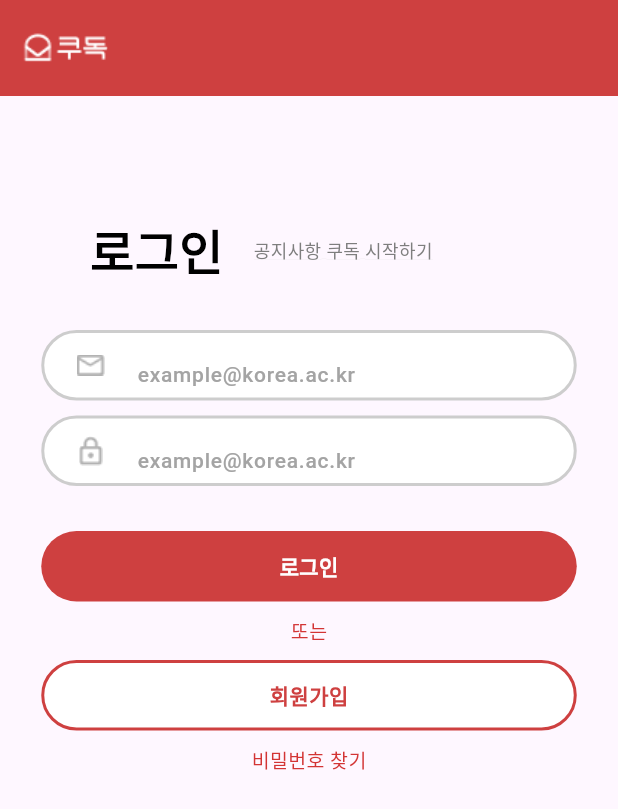
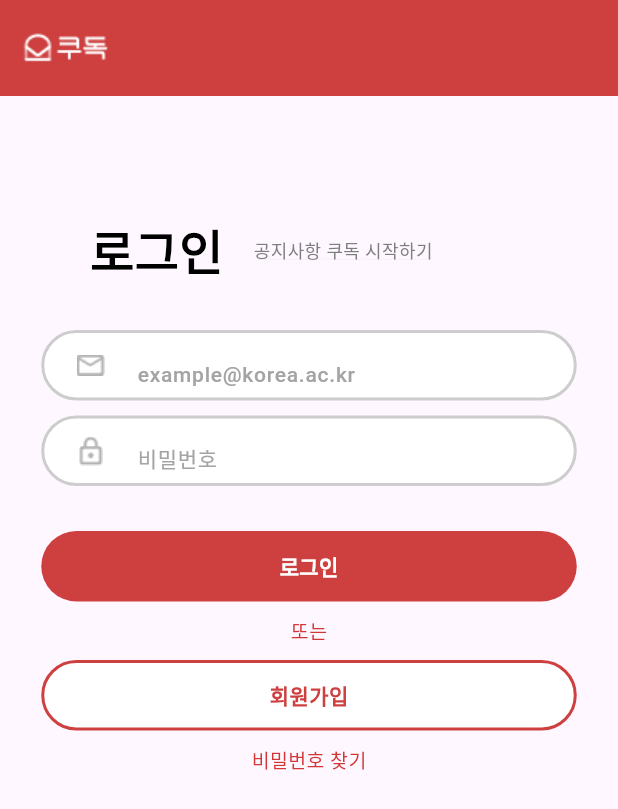
Before and after one commit to DevKor-github/KUDOG-front, a Flutter app: the screen it shows after launch, on a phone screen of 412 x 824 dp. Shown: the top 809 px of the screen. Run offline on Flutter 3.47's test engine with Material 3 defaults, Android fonts, the phone set to English and light mode, and no system bars; our stand-ins replace dio, flutter_widget_from_html, shared_preferences; accounts and stored records are empty; network calls fail; Roboto replaces fonts that are missing (Noto Sans KR).

Commit message:
비밀번호 입력 필드 수정

```diff
--- a/kudog/lib/pages/auth/LoginPage.dart
+++ b/kudog/lib/pages/auth/LoginPage.dart
@@ -161,10 +161,10 @@ class _LoginPageWidgetState extends State<LoginPageWidget> {
                             padding: const EdgeInsets.symmetric(
                                 vertical: 4), // Adjust this value as needed
                             child: TextFormField(
-                              controller: emailController,
+                              controller: passwordController,
                               decoration: const InputDecoration(
                                 border: InputBorder.none,
-                                hintText: "example@korea.ac.kr",
+                                hintText: "비밀번호",
                                 hintStyle: TextStyle(
                                   fontFamily: 'Noto Sans KR',
                                   fontWeight: FontWeight.w500,
```
